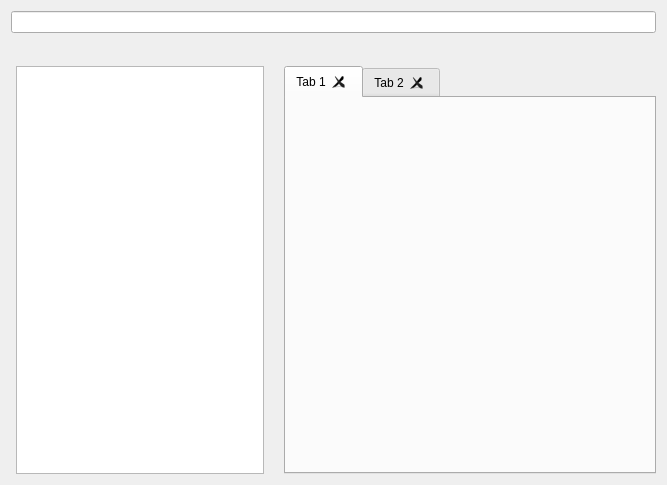
Before: the Qt Designer form widgetfavorite.ui in sangpham2710/CS163-Project, drawn with Qt 5.
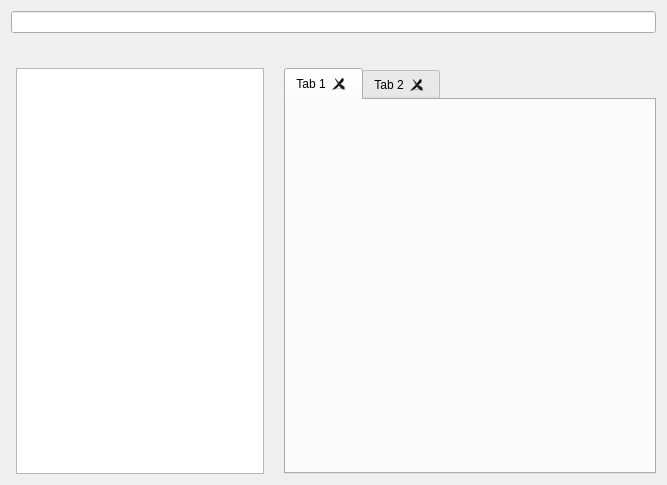
After: the same form once the commit is applied.

Commit message: add new tab in favorite

Patch:
```diff
--- a/widgetfavorite.ui
+++ b/widgetfavorite.ui
@@ -38,7 +38,7 @@
         <number>5</number>
        </property>
        <property name="topMargin">
-        <number>3</number>
+        <number>5</number>
        </property>
        <item>
         <widget class="QListWidget" name="listWidgetFavoriteWord"/>
```
The commit also changes 5 other files.
